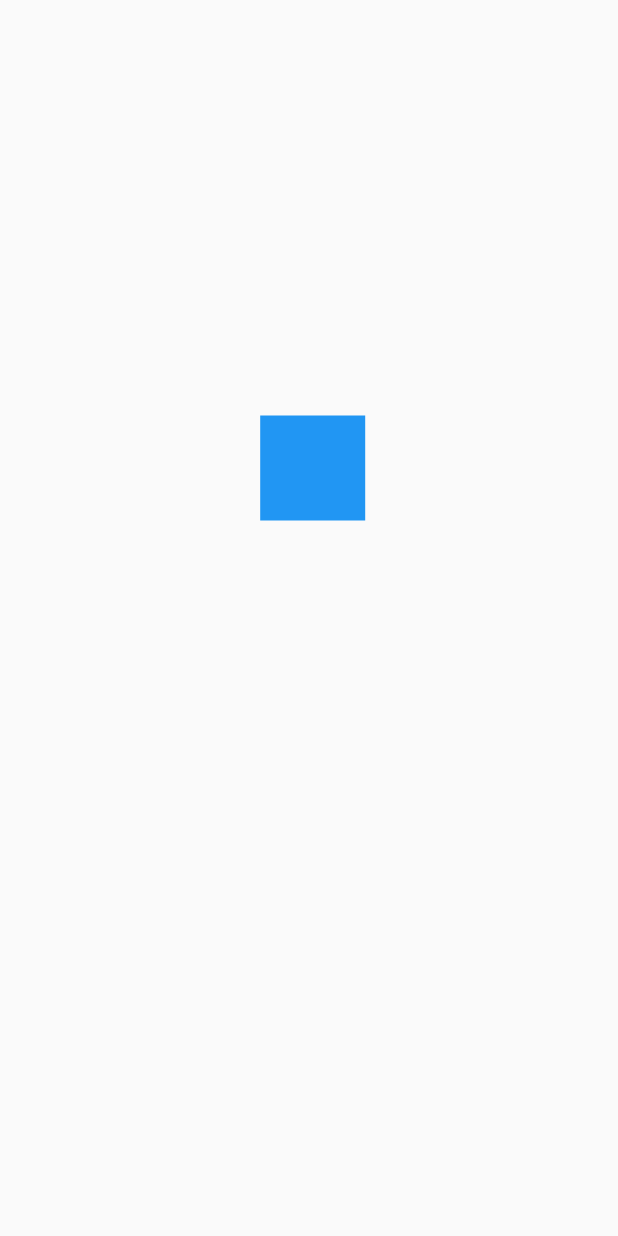
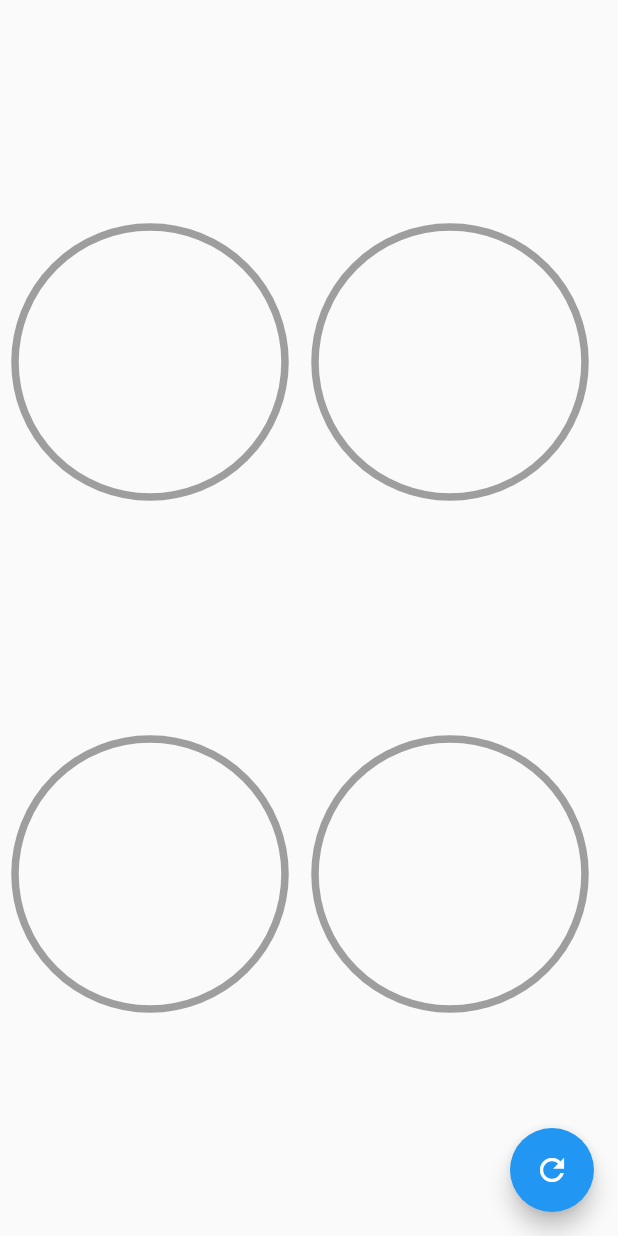
Before and after one commit to tomassasovsky/Flutter-Intermediate-Course, a Flutter app: the screen it shows after launch, on a phone screen of 412 x 824 dp. Run offline on Flutter 3.47's test engine with Material 2 defaults, Android fonts, the phone set to English and light mode, and no system bars.

Commit message:
Third Section

```diff
--- a/lib/main.dart
+++ b/lib/main.dart
@@ -1,6 +1,6 @@
 import 'package:flutter/material.dart';
 
-import 'package:designs/src/challenges/animated_square_page.dart';
+import 'package:designs/src/pages/circular_graphics_page.dart';
 
 void main() => runApp(MyApp());
 
@@ -10,7 +10,7 @@ class MyApp extends StatelessWidget {
     return MaterialApp(
       title: 'Designs',
       debugShowCheckedModeBanner: false,
-      home: AnimatedSquarePage(),
+      home: CircularGraphicsPage(),
     );
   }
 }
--- /dev/null
+++ b/lib/src/pages/circular_graphics_page.dart
@@ -0,0 +1,70 @@
+import 'package:designs/src/widgets/radial_progress.dart';
+import 'package:flutter/material.dart';
+
+class CircularGraphicsPage extends StatefulWidget {
+  @override
+  _CircularGraphicsPageState createState() => _CircularGraphicsPageState();
+}
+
+class _CircularGraphicsPageState extends State<CircularGraphicsPage> {
+  double percentage = 0.0;
+
+  @override
+  Widget build(BuildContext context) {
+    return Scaffold(
+      floatingActionButton: FloatingActionButton(
+        onPressed: () {
+          setState(() {
+            percentage += 10;
+            if (percentage > 100) {
+              percentage = 0;
+            }
+          });
+        },
+        child: Icon(Icons.refresh),
+      ),
+      body: Center(
+        child: Column(
+          mainAxisAlignment: MainAxisAlignment.spaceEvenly,
+          children: [
+            Row(
+              children: [
+                CustomRadialProgress(percentage: percentage, color: Colors.blue),
+                CustomRadialProgress(percentage: percentage, color: Colors.red),
+              ],
+            ),
+            Row(
+              children: [
+                CustomRadialProgress(percentage: percentage, color: Colors.pink),
+                CustomRadialProgress(percentage: percentage, color: Colors.purple),
+              ],
+            ),
+          ],
+        ),
+      ),
+    );
+  }
+}
+
+class CustomRadialProgress extends StatelessWidget {
+  final Color color;
+  const CustomRadialProgress({
+    Key? key,
+    required this.percentage,
+    required this.color,
+  }) : super(key: key);
+
+  final double percentage;
+
+  @override
+  Widget build(BuildContext context) {
+    return Container(
+      height: 200,
+      width: 200,
+      child: RadialProgress(
+        percentage: percentage,
+        primaryColor: this.color,
+      ),
+    );
+  }
+}
--- /dev/null
+++ b/lib/src/widgets/radial_progress.dart
@@ -0,0 +1,123 @@
+import 'dart:math' as math;
+
+import 'package:flutter/material.dart';
+
+class RadialProgress extends StatefulWidget {
+  final double percentage;
+  final Color primaryColor;
+  final Color secondaryColor;
+  final double primaryWidth;
+  final double secondaryWidth;
+  final StrokeCap strokeCap;
+
+  RadialProgress({
+    required this.percentage,
+    this.primaryColor = Colors.blue,
+    this.secondaryColor = Colors.grey,
+    this.secondaryWidth = 5.0,
+    this.primaryWidth = 10.0,
+    this.strokeCap = StrokeCap.round,
+  });
+
+  @override
+  _RadialProgressState createState() => _RadialProgressState();
+}
+
+class _RadialProgressState extends State<RadialProgress> with SingleTickerProviderStateMixin {
+  late AnimationController controller;
+  double previousPercentage = 0.0;
+
+  @override
+  void initState() {
+    super.initState();
+    previousPercentage = widget.percentage;
+    controller = AnimationController(vsync: this, duration: Duration(milliseconds: 200));
+  }
+
+  @override
+  void dispose() {
+    controller.dispose();
+    super.dispose();
+  }
+
+  @override
+  Widget build(BuildContext context) {
+    controller.forward(from: 0.0);
+    final difference = widget.percentage - previousPercentage;
+    previousPercentage = widget.percentage;
+
+    return AnimatedBuilder(
+      animation: controller,
+      builder: (context, child) {
+        return Container(
+          width: double.infinity,
+          height: double.infinity,
+          padding: EdgeInsets.all(10),
+          child: CustomPaint(
+            painter: _RadialProgressPainter(
+              percentage: ((widget.percentage - difference) + (difference * controller.value)),
+              primaryColor: widget.primaryColor,
+              secondaryColor: widget.secondaryColor,
+              primaryWidth: widget.primaryWidth,
+              secondaryWidth: widget.secondaryWidth,
+              strokeCap: widget.strokeCap,
+            ),
+          ),
+        );
+      },
+    );
+  }
+}
+
+class _RadialProgressPainter extends CustomPainter {
+  final double percentage;
+  final Color primaryColor;
+  final Color secondaryColor;
+  final double primaryWidth;
+  final double secondaryWidth;
+  final StrokeCap strokeCap;
+
+  _RadialProgressPainter({
+    required this.percentage,
+    required this.primaryColor,
+    required this.secondaryColor,
+    required this.primaryWidth,
+    required this.secondaryWidth,
+    required this.strokeCap,
+  });
+
+  @override
+  void paint(Canvas canvas, Size size) {
+    final paint = Paint()
+      ..strokeWidth = secondaryWidth
+      ..color = secondaryColor
+      ..style = PaintingStyle.stroke;
+
+    final center = Offset(size.width / 2, size.height / 2);
+    final radius = math.min(size.width / 2, size.height / 2);
+
+    canvas.drawCircle(center, radius, paint);
+
+    final paintArc = Paint()
+      ..strokeWidth = primaryWidth
+      ..color = primaryColor
+      ..strokeCap = strokeCap
+      ..style = PaintingStyle.stroke;
+
+    double arcAngle = 2 * math.pi * (percentage / 100);
+
+    canvas.drawArc(
+      Rect.fromCircle(center: center, radius: radius),
+      -math.pi / 2,
+      arcAngle,
+      false,
+      paintArc,
+    );
+  }
+
+  @override
+  bool shouldRepaint(_RadialProgressPainter oldDelegate) => false;
+
+  @override
+  bool shouldRebuildSemantics(_RadialProgressPainter oldDelegate) => false;
+}
```
Also changed, not shown: lib/src/labs/circular_progress_page.dart (added, +101 -0 lines).
